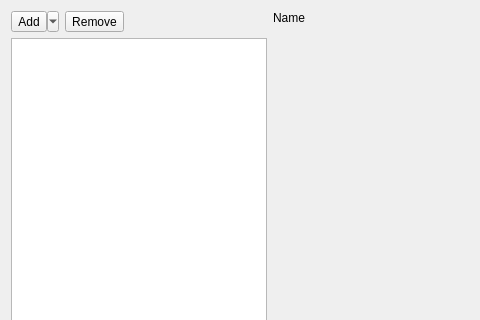
This is shell/launchconfigurationdialog.ui in KDE/kdevelop as Qt 5 draws it before an edit; both pictures show x 0 to 480 and y 0 to 320 of the 643 by 530 pixel window. The edited form follows.
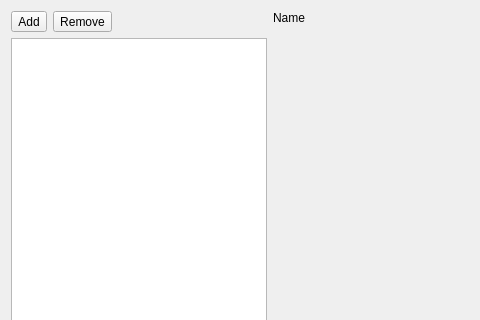
This is the edited form.

Diff of the .ui file:
```diff
--- a/shell/launchconfigurationdialog.ui
+++ b/shell/launchconfigurationdialog.ui
@@ -29,7 +29,7 @@
         <string>Add</string>
        </property>
        <property name="popupMode">
-        <enum>QToolButton::MenuButtonPopup</enum>
+        <enum>QToolButton::InstantPopup</enum>
        </property>
        <property name="toolButtonStyle">
         <enum>Qt::ToolButtonTextBesideIcon</enum>
```
